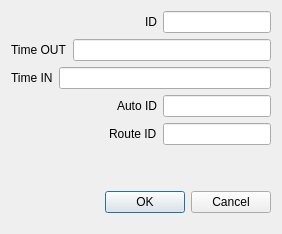
Before: the Qt Designer form src/MainWindow/Journal/addJournalRowDialog.ui in Hryapusek/database-qt-gui-cpp, drawn with Qt 5.
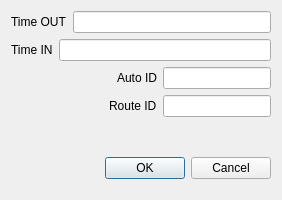
After: the same form once the commit is applied.

```diff
--- a/src/MainWindow/Journal/addJournalRowDialog.ui
+++ b/src/MainWindow/Journal/addJournalRowDialog.ui
@@ -7,53 +7,13 @@
     <x>0</x>
     <y>0</y>
     <width>282</width>
-    <height>234</height>
+    <height>200</height>
    </rect>
   </property>
   <property name="windowTitle">
    <string>Add Journal Row</string>
   </property>
   <layout class="QVBoxLayout" name="verticalLayout">
-   <item>
-    <layout class="QHBoxLayout" name="horizontalLayout_2">
-     <item>
-      <spacer name="horizontalSpacer_8">
-       <property name="orientation">
-        <enum>Qt::Horizontal</enum>
-       </property>
-       <property name="sizeHint" stdset="0">
-        <size>
-         <width>40</width>
-         <height>20</height>
-        </size>
-       </property>
-      </spacer>
-     </item>
-     <item>
-      <widget class="QLabel" name="idLbl">
-       <property name="sizePolicy">
-        <sizepolicy hsizetype="Minimum" vsizetype="Minimum">
-         <horstretch>0</horstretch>
-         <verstretch>0</verstretch>
-        </sizepolicy>
-       </property>
-       <property name="text">
-        <string>ID</string>
-       </property>
-      </widget>
-     </item>
-     <item>
-      <widget class="QLineEdit" name="idLine">
-       <property name="sizePolicy">
-        <sizepolicy hsizetype="Fixed" vsizetype="Fixed">
-         <horstretch>0</horstretch>
-         <verstretch>0</verstretch>
-        </sizepolicy>
-       </property>
-      </widget>
-     </item>
-    </layout>
-   </item>
    <item>
     <layout class="QHBoxLayout" name="horizontalLayout_3">
      <item>
```
